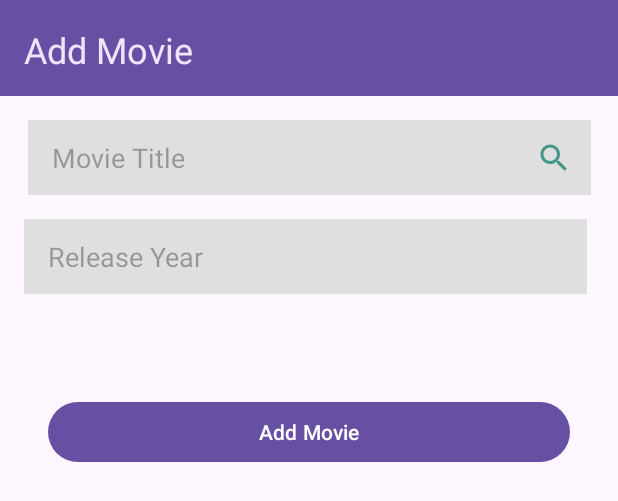
After one commit to M4NTR3O/WeWatch, an Android app: the layout fragment_movie.xml on its own in the app's theme, with its tools: preview values and no code run, on a phone screen of 412 x 824 dp. The commit adds this screen. Shown: the top 501 px of the screen. Run offline under Robolectric (Android 15) with nearby library versions, the phone set to English and light mode, and no system bars.

Commit message:
Макет добавления фтльма + классы Репозитория, вьюмодэла и детэйвьюмодэла

```diff
--- a/app/src/main/java/com/bignerdranch/android/wewatch/MainActivity.kt
+++ b/app/src/main/java/com/bignerdranch/android/wewatch/MainActivity.kt
@@ -2,10 +2,16 @@ package com.bignerdranch.android.wewatch
 
 import androidx.appcompat.app.AppCompatActivity
 import android.os.Bundle
+import android.widget.Button
 
 class MainActivity : AppCompatActivity() {
+    private lateinit var addButton: Button
     override fun onCreate(savedInstanceState: Bundle?) {
         super.onCreate(savedInstanceState)
         setContentView(R.layout.activity_main)
+        addButton = findViewById(R.id.buttonAdd)
+        addButton.setOnClickListener(){
+
+        }
     }
 }
--- /dev/null
+++ b/app/src/main/java/com/bignerdranch/android/wewatch/MovieDetailViewModel.kt
@@ -0,0 +1,22 @@
+package com.bignerdranch.android.wewatch
+
+import androidx.lifecycle.LiveData
+import androidx.lifecycle.MutableLiveData
+import androidx.lifecycle.ViewModel
+import androidx.lifecycle.switchMap
+import java.util.UUID
+
+class MovieDetailViewModel: ViewModel() {
+    private val movieRepository = MovieRepository.get()
+    private val movieIdLiveData = MutableLiveData<UUID>()
+    var movieLiveData: LiveData<Movie?> =
+        movieIdLiveData.switchMap { movieId ->
+            movieRepository.getMovie(movieId)
+        }
+    fun movieCrime(movieId: UUID) {
+        movieIdLiveData.value = movieId
+    }
+    /*fun saveCrime(movie: Movie) {
+        crimeRepository.updateMovie(movie)
+    }*/
+}
--- /dev/null
+++ b/app/src/main/java/com/bignerdranch/android/wewatch/MovieListViewModel.kt
@@ -0,0 +1,11 @@
+package com.bignerdranch.android.wewatch
+
+import androidx.lifecycle.ViewModel
+
+class MovieListViewModel: ViewModel() {
+    private val movieRepository = MovieRepository.get()
+    val movieListLiveData = movieRepository.getMovies()
+    fun addMovie(movie: Movie) {
+        movieRepository.addCrime(movie)
+    }
+}
--- /dev/null
+++ b/app/src/main/java/com/bignerdranch/android/wewatch/MovieRepository.kt
@@ -0,0 +1,47 @@
+package com.bignerdranch.android.wewatch
+
+import android.content.Context
+import androidx.lifecycle.LiveData
+import androidx.room.Room
+import com.bignerdranch.android.wewatch.database.MovieDatabase
+import java.util.UUID
+import java.util.concurrent.Executors
+
+private const val DATABASE_NAME = "movie-database"
+class MovieRepository private  constructor(context: Context){
+    private val database : MovieDatabase =
+        Room.databaseBuilder(
+            context.applicationContext,
+            MovieDatabase::class.java,
+            DATABASE_NAME
+        ).build()
+    private val movieDao = database.movieDao()
+    private val executor = Executors.newSingleThreadExecutor()
+
+    fun getMovies(): LiveData<List<Movie>> = movieDao.getMovies()
+    fun getMovie(id: UUID): LiveData<Movie?> = movieDao.getMovie(id)
+    /*fun updateCrime(movie: Movie) {
+        executor.execute {
+            movieDao.updateCrime(movie)
+        }
+    }*/
+    fun addCrime(movie: Movie) {
+        executor.execute {
+            movieDao.addMovie(movie)
+        }
+    }
+
+    companion object {
+        private var INSTANCE: MovieRepository? = null
+        fun initialize(context: Context) {
+            if (INSTANCE == null) {
+                INSTANCE = MovieRepository(context)
+            }
+        }
+        fun get(): MovieRepository {
+            return INSTANCE ?:
+            throw
+            IllegalStateException("MovieRepository must be initialized")
+        }
+    }
+}
--- /dev/null
+++ b/app/src/main/res/drawable/baseline_search_24.xml
@@ -0,0 +1,5 @@
+<vector android:height="24dp" android:tint="#429789"
+    android:viewportHeight="24" android:viewportWidth="24"
+    android:width="24dp" xmlns:android="http://schemas.android.com/apk/res/android">
+    <path android:fillColor="@android:color/white" android:pathData="M15.5,14h-0.79l-0.28,-0.27C15.41,12.59 16,11.11 16,9.5 16,5.91 13.09,3 9.5,3S3,5.91 3,9.5 5.91,16 9.5,16c1.61,0 3.09,-0.59 4.23,-1.57l0.27,0.28v0.79l5,4.99L20.49,19l-4.99,-5zM9.5,14C7.01,14 5,11.99 5,9.5S7.01,5 9.5,5 14,7.01 14,9.5 11.99,14 9.5,14z"/>
+</vector>
--- /dev/null
+++ b/app/src/main/res/layout/fragment_movie.xml
@@ -0,0 +1,109 @@
+<?xml version="1.0" encoding="utf-8"?>
+<androidx.constraintlayout.widget.ConstraintLayout xmlns:android="http://schemas.android.com/apk/res/android"
+    xmlns:app="http://schemas.android.com/apk/res-auto"
+    xmlns:tools="http://schemas.android.com/tools"
+    android:layout_width="match_parent"
+    android:layout_height="match_parent">
+
+    <androidx.appcompat.widget.Toolbar
+        android:id="@+id/toolbarAdd"
+        android:layout_width="0dp"
+        android:layout_height="wrap_content"
+        android:background="?attr/colorPrimary"
+        android:minHeight="?attr/actionBarSize"
+        android:theme="?attr/actionBarTheme"
+        app:layout_constraintEnd_toEndOf="parent"
+        app:layout_constraintStart_toStartOf="parent"
+        app:layout_constraintTop_toTopOf="parent" />
+
+    <TextView
+        android:id="@+id/textViewAdd"
+        android:layout_width="114dp"
+        android:layout_height="31dp"
+        android:layout_marginStart="16dp"
+        android:layout_marginTop="16dp"
+        android:layout_marginBottom="16dp"
+        android:text="@string/add_movie"
+        android:textColor="#EEE4FC"
+        android:textSize="24sp"
+        app:layout_constraintBottom_toBottomOf="@+id/toolbarAdd"
+        app:layout_constraintStart_toStartOf="parent"
+        app:layout_constraintTop_toTopOf="parent" />
+
+    <EditText
+        android:id="@+id/editTextTitle"
+        android:layout_width="375dp"
+        android:layout_height="50dp"
+        android:layout_marginStart="16dp"
+        android:layout_marginTop="16dp"
+        android:layout_marginEnd="16dp"
+        android:autoText="false"
+        android:background="#DFDFDF"
+        android:ems="10"
+        android:hint="Movie Title"
+        android:inputType="text"
+        android:paddingLeft="16dp"
+        android:paddingRight="16dp"
+        android:selectAllOnFocus="false"
+        android:singleLine="true"
+        app:layout_constraintEnd_toEndOf="parent"
+        app:layout_constraintStart_toStartOf="parent"
+        app:layout_constraintTop_toBottomOf="@+id/toolbarAdd" />
+
+    <EditText
+        android:id="@+id/editTextYear"
+        android:layout_width="375dp"
+        android:layout_height="50dp"
+        android:layout_marginStart="16dp"
+        android:layout_marginTop="16dp"
+        android:layout_marginEnd="16dp"
+        android:autoText="false"
+        android:background="#DFDFDF"
+        android:ems="10"
+        android:hint="Release Year"
+        android:inputType="text"
+        android:paddingLeft="16dp"
+        android:paddingRight="16dp"
+        android:selectAllOnFocus="false"
+        android:singleLine="true"
+        app:layout_constraintEnd_toEndOf="parent"
+        app:layout_constraintHorizontal_bias="0.0"
+        app:layout_constraintStart_toStartOf="parent"
+        app:layout_constraintTop_toBottomOf="@+id/editTextTitle" />
+
+    <Button
+        android:id="@+id/buttonAddMovie"
+        android:layout_width="0dp"
+        android:layout_height="48dp"
+        android:layout_marginStart="32dp"
+        android:layout_marginTop="32dp"
+        android:layout_marginEnd="32dp"
+        android:text="@string/add_movie"
+        app:layout_constraintBottom_toBottomOf="parent"
+        app:layout_constraintEnd_toEndOf="parent"
+        app:layout_constraintStart_toStartOf="parent"
+        app:layout_constraintTop_toBottomOf="@+id/imageViewPoster"
+        app:layout_constraintVertical_bias="0.023" />
+
+    <ImageView
+        android:id="@+id/imageViewPoster"
+        android:layout_width="wrap_content"
+        android:layout_height="wrap_content"
+        android:layout_marginTop="24dp"
+        app:layout_constraintEnd_toEndOf="parent"
+        app:layout_constraintHorizontal_bias="0.498"
+        app:layout_constraintStart_toStartOf="parent"
+        app:layout_constraintTop_toBottomOf="@+id/editTextYear" />
+
+    <ImageButton
+        android:id="@+id/imageButtonSearch"
+        android:layout_width="50dp"
+        android:layout_height="50dp"
+        android:background="#00FFFFFF"
+        android:contentDescription="Search"
+        app:layout_constraintBottom_toBottomOf="@+id/editTextTitle"
+        app:layout_constraintEnd_toEndOf="@+id/editTextTitle"
+        app:layout_constraintTop_toTopOf="@+id/editTextTitle"
+        app:srcCompat="@drawable/baseline_search_24" />
+
+</androidx.constraintlayout.widget.ConstraintLayout>
--- a/app/src/main/res/menu/fragment_movie_list.xml
+++ b/app/src/main/res/menu/fragment_movie_list.xml
@@ -1,8 +1,9 @@
 <?xml version="1.0" encoding="utf-8"?>
 <menu xmlns:android="http://schemas.android.com/apk/res/android"
     xmlns:app="http://schemas.android.com/apk/res-auto">
+
     <item
-        android:id="@+id/delete"
+        android:id="@+id/delete_movies"
         android:layout_width="56dp"
         android:layout_height="62dp"
         android:layout_marginEnd="8dp"
```
